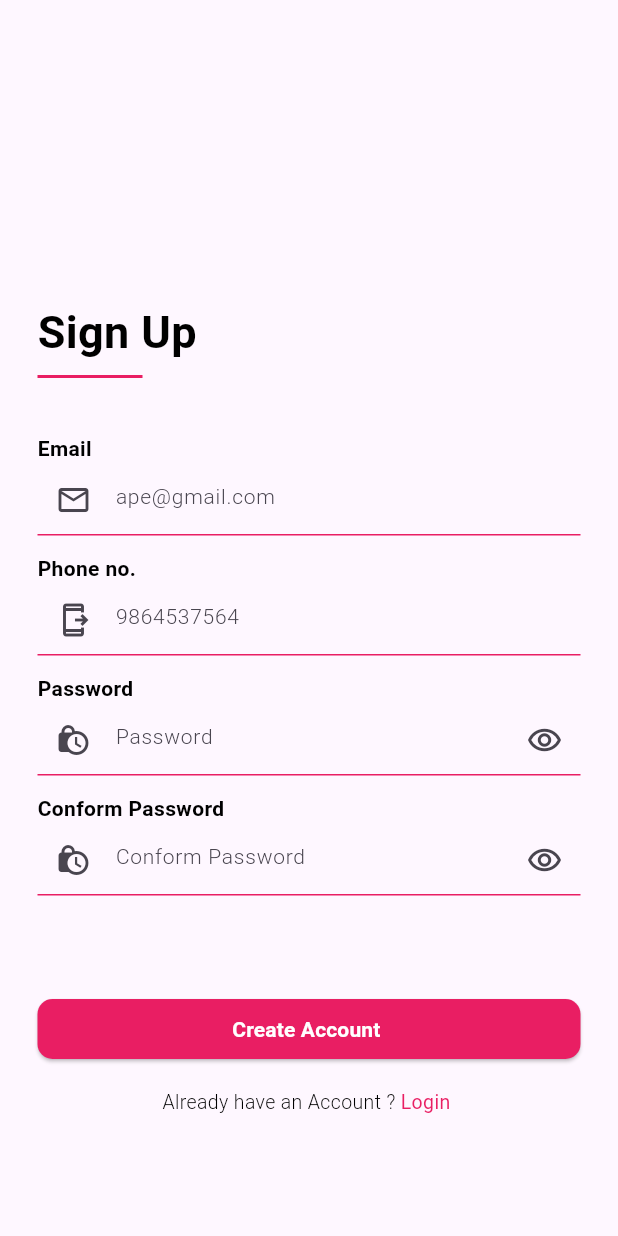
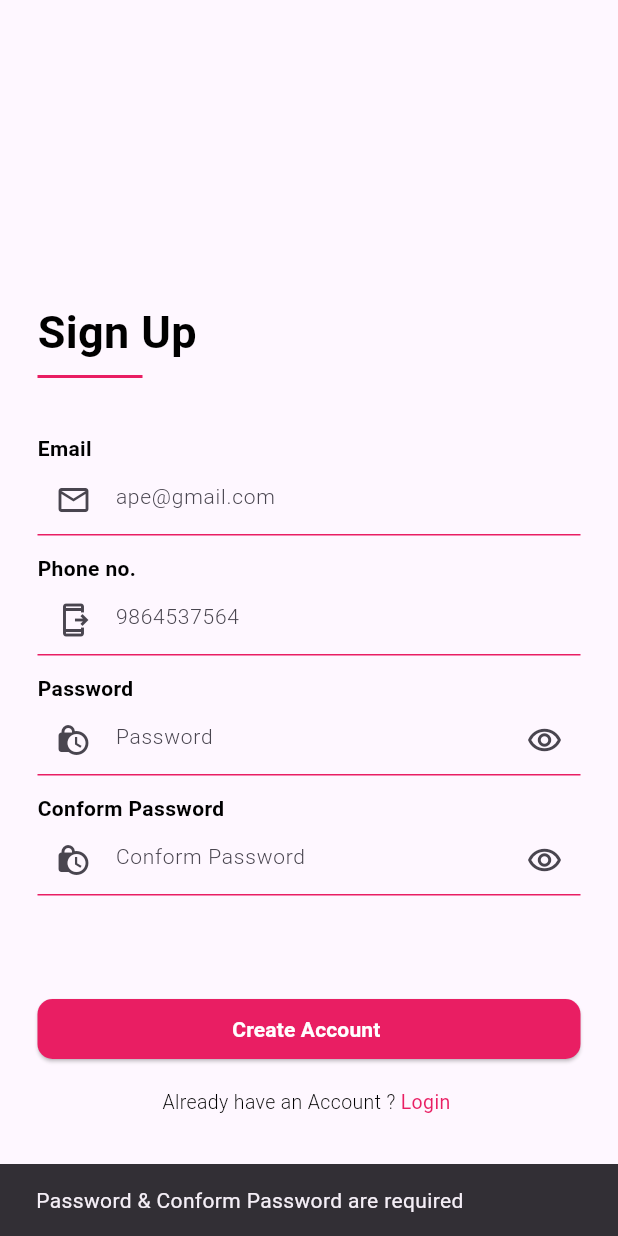
Before and after one commit to apeksha123227/Flutter_Project, a Flutter app: the SignUp screen opened directly, after a tap on "Create Account", on a phone screen of 412 x 824 dp. Run offline on Flutter 3.47's test engine with Material 3 defaults, Android fonts, the phone set to English and light mode, and no system bars; missing offline and left inert: svg_image; project files that could hold a hidden picture were left out.

Commit message:
common functions complete

```diff
--- a/lib/SignUp.dart
+++ b/lib/SignUp.dart
@@ -14,8 +14,14 @@ class SignUp extends StatefulWidget {
 class _SignUpState extends State<SignUp> {
   @override
   Widget build(BuildContext context) {
-    final screenWidth = MediaQuery.of(context).size.width;
-    final screenHeight = MediaQuery.of(context).size.height;
+    final screenWidth = MediaQuery
+        .of(context)
+        .size
+        .width;
+    final screenHeight = MediaQuery
+        .of(context)
+        .size
+        .height;
 
     TextEditingController email = TextEditingController();
     TextEditingController password = TextEditingController();
@@ -30,9 +36,17 @@ class _SignUpState extends State<SignUp> {
 
       setState(() {
         if (strPassword.isEmpty | strConform_Password.isEmpty) {
+          ScaffoldMessenger.of(context).showSnackBar(
+            SnackBar(content: Text("Password & Conform Password are required")),
+          );
         } else if (strPassword == strConform_Password) {
           Navigator.pushNamed(context, '/Password', arguments: strPassword);
-        } else {}
+          ScaffoldMessenger.of(context).showSnackBar(
+              SnackBar(content: Text("Account Created Successfully")));
+        } else {
+          ScaffoldMessenger.of(context).showSnackBar(
+              SnackBar(content: Text("Something went wrong")));
+        }
       });
     }
 
--- a/pubspec.yaml
+++ b/pubspec.yaml
@@ -37,7 +37,8 @@ dependencies:
 
   flutter_staggered_grid_view: ^0.7.0
   svg_image: ^0.0.1
-  toast: ^0.2.9
+  fluttertoast: ^9.0.0
+
 
 dev_dependencies:
   flutter_test:
```
Also changed, not shown: lib/SignIn.dart (+7 -4 lines), pubspec.lock.
